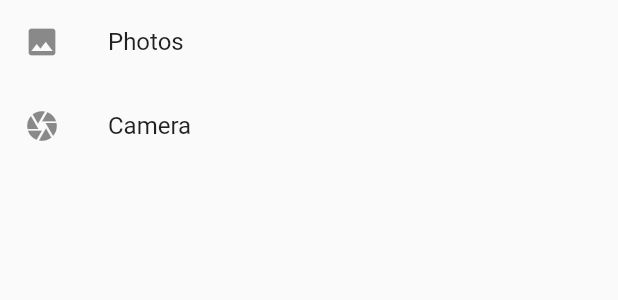
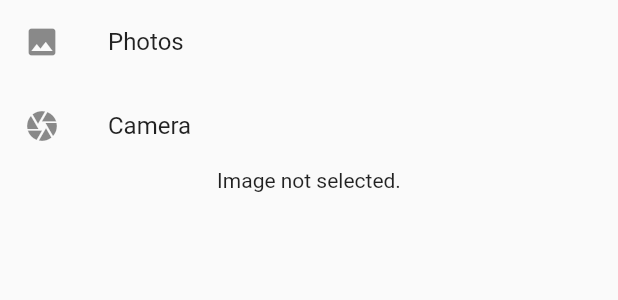
Before and after one commit to jeparktech/flutter_obigoProject, a Flutter app: the NewImage widget shown alone on an empty page, opened directly, after a tap on "Camera", on a phone screen of 412 x 824 dp. Shown: the top 300 px of the screen. Run offline on Flutter 3.47's test engine with Material 2 defaults, Android fonts, the phone set to English and light mode, and no system bars; our stand-ins replace image_picker, sqflite, table_calendar; accounts and stored records are empty.

Commit message:
Add second page for test, change some methods for Camera and Image

```diff
--- a/lib/widgets/new_Image.dart
+++ b/lib/widgets/new_Image.dart
@@ -1,5 +1,9 @@
+import 'dart:io';
+
 import 'package:flutter/material.dart';
 import 'package:image_picker/image_picker.dart';
+
+import './input_fuel_info_page.dart';
 
 class NewImage extends StatefulWidget {
   @override
@@ -7,19 +11,13 @@ class NewImage extends StatefulWidget {
 }
 
 class _NewImageState extends State<NewImage> {
-  PickedFile _image;
-  final _picker = ImagePicker();
-  getGalleryImage() async {
-    var image = await _picker.getImage(source: ImageSource.gallery);
+  File _image;
+
+  void getPhoto(ImageSource source) async {
+    final _picker = ImagePicker();
+    PickedFile f = await _picker.getImage(source: source);
     setState(() {
-      _image = image;
-    });
-  }
-
-  getCameraImage() async {
-    var image = await _picker.getImage(source: ImageSource.camera);
-    setState(() {
-      _image = image;
+      _image = File(f.path);
     });
   }
 
@@ -32,14 +30,34 @@ class _NewImageState extends State<NewImage> {
             leading: Icon(Icons.photo),
             title: Text("Photos"),
             onTap: () {
-              getGalleryImage();
+              getPhoto(ImageSource.gallery);
             }),
         ListTile(
             leading: Icon(Icons.camera),
             title: Text("Camera"),
             onTap: () {
-              getCameraImage();
+              getPhoto(ImageSource.camera);
             }),
+        _image == null
+            ? Container(
+                child: Text('Image not selected.'),
+              )
+            : Container(
+                child: Row(
+                  children: [
+                    Text('Image is selected'),
+                    TextButton(
+                      onPressed: () {
+                        Navigator.push(
+                            context,
+                            MaterialPageRoute(
+                                builder: (context) => InputFuelInfo()));
+                      },
+                      child: Text('다음'),
+                    ),
+                  ],
+                ),
+              ),
       ],
     );
   }
--- a/lib/widgets/receipt_recog .dart
+++ b/lib/widgets/receipt_recog .dart
@@ -1,5 +1,5 @@
 import 'package:flutter/material.dart';
-import 'package:flutter_obigoproject/widgets/inputFuelInfo.dart';
+import 'package:flutter_obigoproject/widgets/input_fuel_info_page.dart';
 import 'dart:convert';
 import 'dart:io';
 import 'package:http/http.dart' as http;
@@ -132,7 +132,7 @@ class ImageAndCameraState extends State<ImageAndCamera> {
     // var str2 =
     //     "[매출전표(승인)]\n사업자: 238-42-00226 전화: 053-965-5152\n상 호: 계명2주유소\n주소: 대구 동구 이노밸리로 277\n인쇄: 2021-04-04 15:22:33\n대표: 이덕렬\n상품명\n단가\n수량\n금액\n주유기 : #06/06 경유\n1004\n1,318 59.94 79,000\n공급가액 :\n세 액 :\n71,818\n7,182\n합계금액\n현대개인!\n[신용승인(고객용)]\n카드번호 : 9490-88*- -9335 (**/**)\n가맹점NO : 411833002\n승 인 NO : 00591248\n승인일시 : 21/04/04 15:22:32\n매입사: 현대카드\n결재방법 : 일시불\n일련번호 :\n거래번호 : 4039\n감사합니다.!\n\u003c알림\u003e\n* 원거래 승인금액은 취소 되었습니다.\n* 승인금액 : 150,000\n* 승인번호 :00068443\n승인시간 :210404152020\n\u003c원거래취소\u003e\n* 취소금액 : 150,000\n* 취소시간 :210404152232\n감사합니다.!\n";
     // var str3 = "";
-    InputFuelInfo(str);
+    //InputFuelInfo(str);
   }
 
   @override
```
Also changed, not shown: lib/widgets/inputFuelInfo.dart (deleted, +0 -14 lines), lib/widgets/input_fuel_info_page.dart (added, +20 -0 lines).
